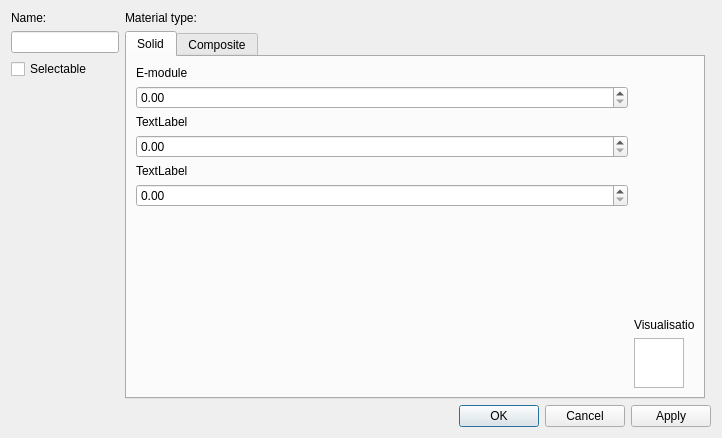
The window that UserInterface/materialDesigner.ui (Frenor/CCCP) describes before a commit, drawn with Qt 5.
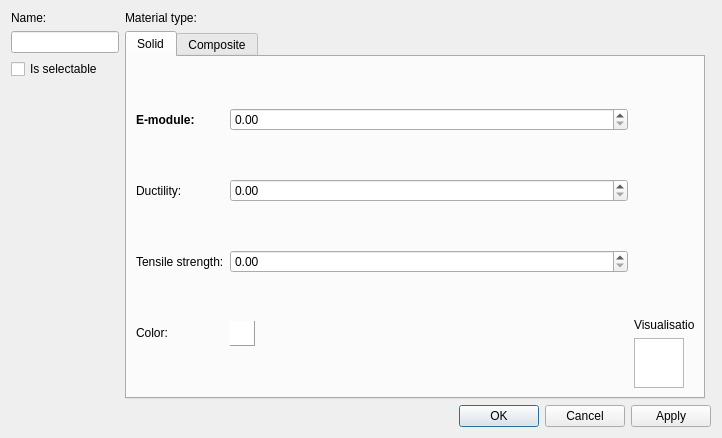
The same window after the commit. The open tabs and pages were chosen to show the change.

What changed in the file:
```diff
--- a/UserInterface/materialDesigner.ui
+++ b/UserInterface/materialDesigner.ui
@@ -25,49 +25,71 @@
       </attribute>
       <layout class="QHBoxLayout" name="horizontalLayout">
        <item>
-        <layout class="QVBoxLayout" name="verticalLayout_3">
-         <item>
+        <layout class="QFormLayout" name="formLayout">
+         <property name="fieldGrowthPolicy">
+          <enum>QFormLayout::AllNonFixedFieldsGrow</enum>
+         </property>
+         <item row="0" column="0">
           <widget class="QLabel" name="label_5">
+           <property name="font">
+            <font>
+             <weight>75</weight>
+             <bold>true</bold>
+            </font>
+           </property>
            <property name="text">
-            <string>E-module</string>
+            <string>E-module:</string>
            </property>
           </widget>
          </item>
-         <item>
+         <item row="0" column="1">
           <widget class="QDoubleSpinBox" name="doubleSpinBox_2"/>
          </item>
-         <item>
+         <item row="1" column="0">
           <widget class="QLabel" name="label_2">
            <property name="text">
-            <string>TextLabel</string>
+            <string>Ductility:</string>
            </property>
           </widget>
          </item>
-         <item>
+         <item row="1" column="1">
           <widget class="QDoubleSpinBox" name="doubleSpinBox_3"/>
          </item>
-         <item>
+         <item row="2" column="0">
           <widget class="QLabel" name="label_4">
            <property name="text">
-            <string>TextLabel</string>
+            <string>Tensile strength:</string>
            </property>
           </widget>
          </item>
-         <item>
+         <item row="2" column="1">
           <widget class="QDoubleSpinBox" name="doubleSpinBox"/>
          </item>
-         <item>
-          <spacer name="verticalSpacer_2">
-           <property name="orientation">
-            <enum>Qt::Vertical</enum>
-           </property>
-           <property name="sizeHint" stdset="0">
+         <item row="3" column="1">
+          <widget class="QGraphicsView" name="graphicsView_3">
+           <property name="maximumSize">
             <size>
-             <width>20</width>
-             <height>40</height>
+             <width>25</width>
+             <height>25</height>
             </size>
            </property>
-          </spacer>
+           <property name="autoFillBackground">
+            <bool>false</bool>
+           </property>
+           <property name="frameShape">
+            <enum>QFrame::Panel</enum>
+           </property>
+           <property name="frameShadow">
+            <enum>QFrame::Raised</enum>
+           </property>
+          </widget>
+         </item>
+         <item row="3" column="0">
+          <widget class="QLabel" name="label_10">
+           <property name="text">
+            <string>Color:</string>
+           </property>
+          </widget>
          </item>
         </layout>
        </item>
@@ -406,7 +428,7 @@
         <enum>Qt::LeftToRight</enum>
        </property>
        <property name="text">
-        <string>Selectable</string>
+        <string>Is selectable</string>
        </property>
       </widget>
      </item>
```
Left out of the diff: 31 changed lines with no effect on the pictures.
